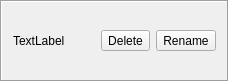
First picture: the form in ListItem.ui, repository Dermofet/Project1, before the edit.
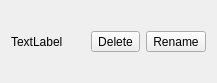
Second picture: the form after the edit.

```diff
--- a/ListItem.ui
+++ b/ListItem.ui
@@ -1,23 +1,17 @@
 <?xml version="1.0" encoding="UTF-8"?>
 <ui version="4.0">
  <class>ListItem_Form</class>
- <widget class="QFrame" name="ListItem_Form">
+ <widget class="QWidget" name="ListItem_Form">
   <property name="geometry">
    <rect>
     <x>0</x>
     <y>0</y>
-    <width>229</width>
-    <height>82</height>
+    <width>217</width>
+    <height>83</height>
    </rect>
   </property>
   <property name="windowTitle">
-   <string>Frame</string>
-  </property>
-  <property name="frameShape">
-   <enum>QFrame::Box</enum>
-  </property>
-  <property name="frameShadow">
-   <enum>QFrame::Sunken</enum>
+   <string>Form</string>
   </property>
   <layout class="QHBoxLayout" name="horizontalLayout_2">
    <item>
```
